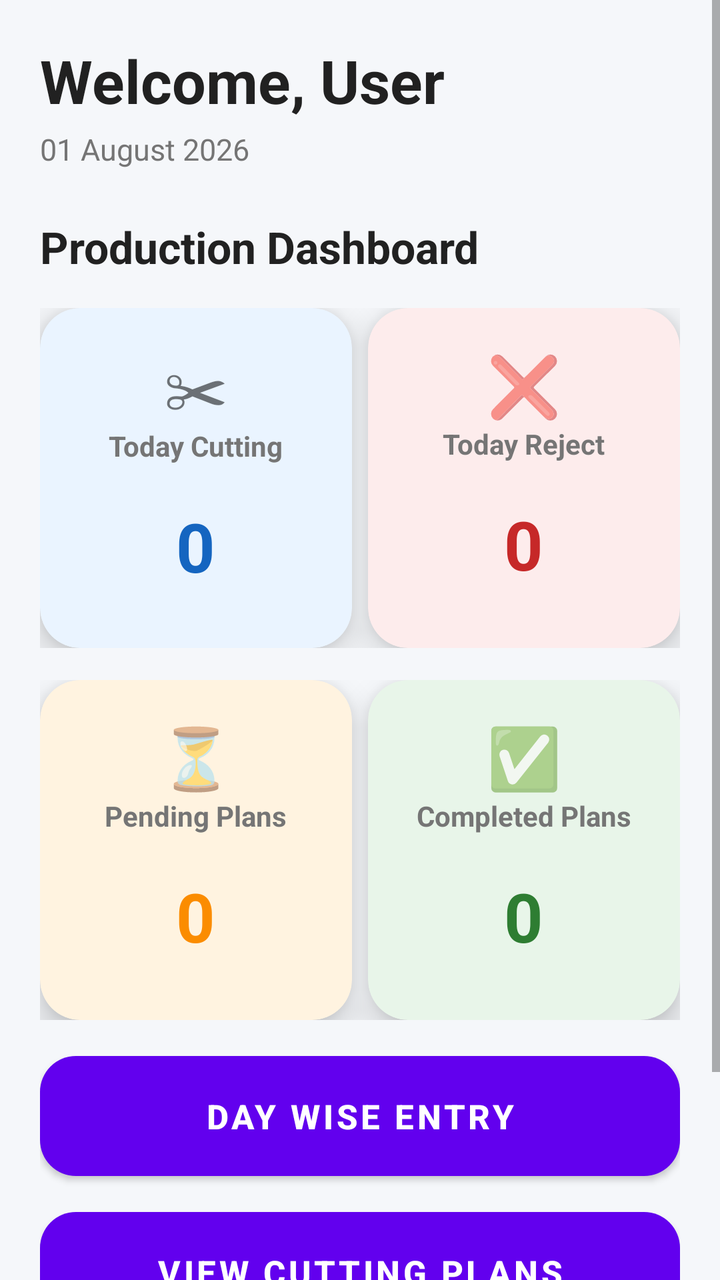
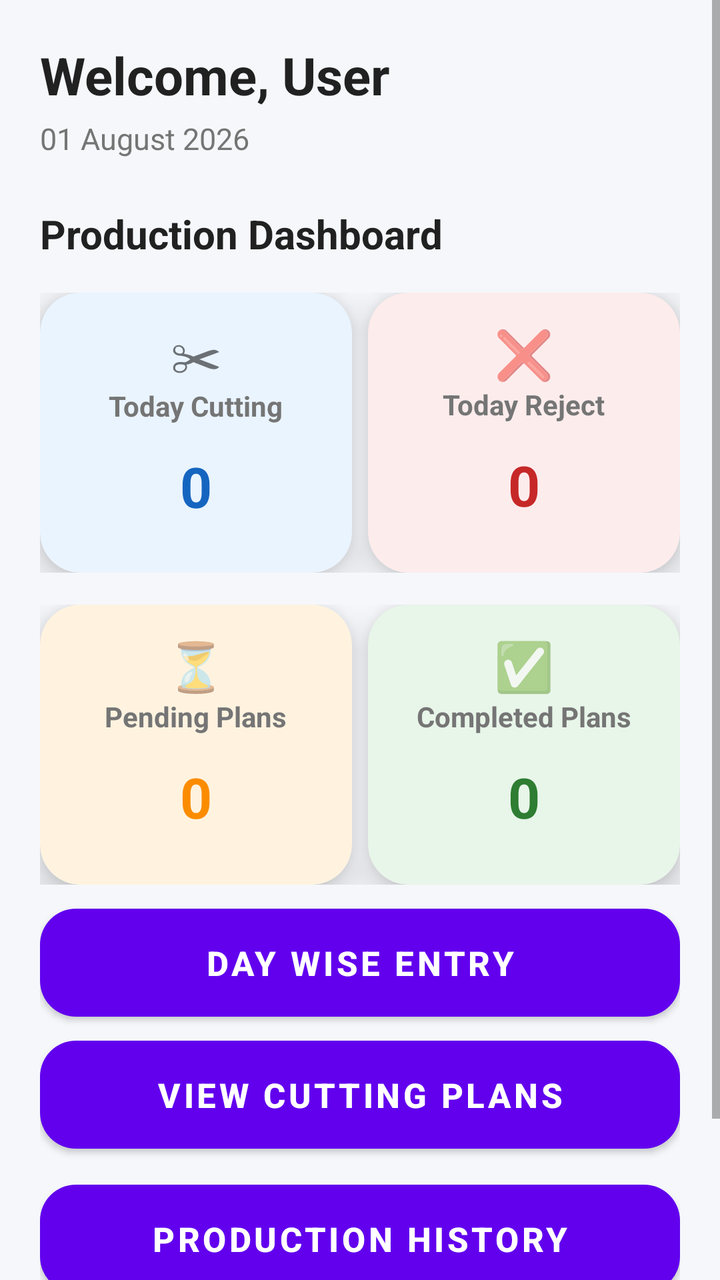

An Android layout rendered at two revisions. The XML below is the earlier revision; the diff shows what the commit changed to produce the second picture.
<!-- AndroidManifest.xml: application theme Theme.MyApplication -->
<!-- res/layout/activity_cutting_home.xml -->
<?xml version="1.0" encoding="utf-8"?>
<ScrollView xmlns:android="http://schemas.android.com/apk/res/android"
    xmlns:app="http://schemas.android.com/apk/res-auto"
    android:layout_width="match_parent"
    android:layout_height="match_parent"
    android:background="@color/screenBackground"
    android:fillViewport="true">

    <LinearLayout
        android:layout_width="match_parent"
        android:layout_height="wrap_content"
        android:orientation="vertical"
        android:padding="20dp">

        <TextView
            android:id="@+id/tvWelcome"
            android:layout_width="wrap_content"
            android:layout_height="wrap_content"
            android:text="Welcome, User"
            android:textColor="@color/textPrimary"
            android:textSize="30sp"
            android:textStyle="bold"/>

        <TextView
            android:id="@+id/tvDate"
            android:layout_width="wrap_content"
            android:layout_height="wrap_content"
            android:layout_marginTop="4dp"
            android:text="01 August 2026"
            android:textColor="@color/textSecondary"
            android:textSize="15sp"/>

        <TextView
            android:layout_width="wrap_content"
            android:layout_height="wrap_content"
            android:layout_marginTop="24dp"
            android:layout_marginBottom="16dp"
            android:text="Production Dashboard"
            android:textStyle="bold"
            android:textColor="@color/textPrimary"
            android:textSize="22sp"/>

        <LinearLayout
            android:layout_width="match_parent"
            android:layout_height="wrap_content"
            android:orientation="horizontal"
            android:weightSum="2">




            <com.google.android.material.card.MaterialCardView
                android:layout_width="0dp"
                android:layout_height="170dp"
                android:layout_weight="1"
                android:layout_marginEnd="8dp"
                app:cardCornerRadius="20dp"
                app:cardElevation="10dp"
                app:cardBackgroundColor="@color/blueCard"
                >

                <LinearLayout
                    android:layout_width="match_parent"
                    android:layout_height="match_parent"
                    android:gravity="center_horizontal"
                    android:orientation="vertical"
                    android:padding="18dp">

                    <TextView
                        android:layout_width="wrap_content"
                        android:layout_height="wrap_content"
                        android:text="✂"
                        android:textSize="30sp"/>

                    <TextView
                        android:layout_width="wrap_content"
                        android:layout_height="wrap_content"
                        android:text="Today Cutting"
                        android:textColor="@color/textSecondary"
                        android:textStyle="bold"
                        android:textSize="14sp"/>

                    <TextView
                        android:id="@+id/tvTodayCutting"
                        android:layout_width="wrap_content"
                        android:layout_height="wrap_content"
                        android:layout_marginTop="18dp"
                        android:text="0"
                        android:textColor="@color/primary"
                        android:textSize="34sp"
                        android:textStyle="bold"/>

                </LinearLayout>

            </com.google.android.material.card.MaterialCardView>



            <com.google.android.material.card.MaterialCardView
                android:layout_width="0dp"
                android:layout_height="170dp"
                android:layout_weight="1"
                app:cardCornerRadius="20dp"
                app:cardElevation="10dp"
                app:cardBackgroundColor="@color/redCard"
                >

                <LinearLayout
                    android:layout_width="match_parent"
                    android:layout_height="match_parent"
                    android:gravity="center_horizontal"
                    android:orientation="vertical"
                    android:padding="18dp">

                    <TextView
                        android:layout_width="wrap_content"
                        android:layout_height="wrap_content"
                        android:text="❌"
                        android:textSize="30sp"/>

                    <TextView
                        android:layout_width="wrap_content"
                        android:layout_height="wrap_content"
                        android:text="Today Reject"
                        android:textColor="@color/textSecondary"
                        android:textStyle="bold"
                        android:textSize="14sp"/>

                    <TextView
                        android:id="@+id/tvTodayReject"
                        android:layout_width="wrap_content"
                        android:layout_height="wrap_content"
                        android:layout_marginTop="18dp"
                        android:text="0"
                        android:textColor="@color/danger"
                        android:textSize="34sp"
                        android:textStyle="bold"/>

                </LinearLayout>

            </com.google.android.material.card.MaterialCardView>

        </LinearLayout>



        

        <LinearLayout
            android:layout_width="match_parent"
            android:layout_height="wrap_content"
            android:layout_marginTop="16dp"
            android:orientation="horizontal"
            android:weightSum="2">

            <com.google.android.material.card.MaterialCardView
                android:layout_width="0dp"
                android:layout_height="170dp"
                android:layout_weight="1"
                android:layout_marginEnd="8dp"
                app:cardBackgroundColor="@color/orangeCard"
                app:cardCornerRadius="20dp"
                app:cardElevation="10dp">

                <LinearLayout
                    android:layout_width="match_parent"
                    android:layout_height="match_parent"
                    android:gravity="center_horizontal"
                    android:orientation="vertical"
                    android:padding="18dp">

                    <TextView
                        android:layout_width="wrap_content"
                        android:layout_height="wrap_content"
                        android:text="⏳"
                        android:textSize="30sp"/>

                    <TextView
                        android:layout_width="wrap_content"
                        android:layout_height="wrap_content"
                        android:text="Pending Plans"
                        android:textColor="@color/textSecondary"
                        android:textStyle="bold"
                        android:textSize="14sp"/>

                    <TextView
                        android:id="@+id/tvPendingPlans"
                        android:layout_width="wrap_content"
                        android:layout_height="wrap_content"
                        android:layout_marginTop="18dp"
                        android:text="0"
                        android:textColor="#FB8C00"
                        android:textSize="34sp"
                        android:textStyle="bold"/>

                </LinearLayout>

            </com.google.android.material.card.MaterialCardView>

            <com.google.android.material.card.MaterialCardView
                android:layout_width="0dp"
                android:layout_height="170dp"
                android:layout_weight="1"
                app:cardBackgroundColor="@color/greenCard"
                app:cardCornerRadius="20dp"
                app:cardElevation="10dp">

                <LinearLayout
                    android:layout_width="match_parent"
                    android:layout_height="match_parent"
                    android:gravity="center_horizontal"
                    android:orientation="vertical"
                    android:padding="18dp">

                    <TextView
                        android:layout_width="wrap_content"
                        android:layout_height="wrap_content"
                        android:text="✅"
                        android:textSize="30sp"/>

                    <TextView
                        android:layout_width="wrap_content"
                        android:layout_height="wrap_content"
                        android:text="Completed Plans"
                        android:textColor="@color/textSecondary"
                        android:textStyle="bold"
                        android:textSize="14sp"/>

                    <TextView
                        android:id="@+id/tvCompletedPlans"
                        android:layout_width="wrap_content"
                        android:layout_height="wrap_content"
                        android:layout_marginTop="18dp"
                        android:text="0"
                        android:textColor="#2E7D32"
                        android:textSize="34sp"
                        android:textStyle="bold"/>

                </LinearLayout>

            </com.google.android.material.card.MaterialCardView>

        </LinearLayout>
        

        <com.google.android.material.button.MaterialButton
            android:id="@+id/btnDayWiseEntry"
            android:layout_width="match_parent"

            android:text="Day Wise Entry"
            app:cornerRadius="14dp"


            android:background="@drawable/bg_primary_button"

            android:textColor="@android:color/white"

            android:textStyle="bold"

            android:textSize="17sp"

            android:layout_height="60dp"

            android:layout_marginTop="18dp"

           />

        <com.google.android.material.button.MaterialButton
            android:id="@+id/btnPlanList"
            android:layout_width="match_parent"

            android:text="View Cutting Plans"
            app:cornerRadius="14dp"

            android:background="@drawable/bg_primary_button"

            android:textColor="@android:color/white"

            android:textStyle="bold"

            android:textSize="17sp"

            android:layout_height="60dp"

            android:layout_marginTop="18dp"

            />

        <com.google.android.material.button.MaterialButton
            android:id="@+id/btnLogout"
            android:background="@drawable/bg_logout_button"
            android:layout_width="match_parent"
            android:text="Logout"
            app:cornerRadius="14dp"
            android:textColor="@android:color/white"
            android:textStyle="bold"
            android:textSize="17sp"
            android:layout_height="60dp"
            android:layout_marginTop="18dp"
            />

    </LinearLayout>

</ScrollView>
<!-- resources referenced by this layout -->
<resources>
  <color name="blueCard">#EAF4FF</color>
  <color name="danger">#C62828</color>
  <color name="greenCard">#E8F5E9</color>
  <color name="orangeCard">#FFF3E0</color>
  <color name="primary">#1565C0</color>
  <color name="redCard">#FDECEC</color>
  <color name="screenBackground">#F5F7FA</color>
  <color name="textPrimary">#212121</color>
  <color name="textSecondary">#757575</color>
  <!-- drawable bg_logout_button (drawable) -->
  <?xml version="1.0" encoding="utf-8"?>
  <shape xmlns:android="http://schemas.android.com/apk/res/android">
  
      <solid
          android:color="#C62828"/>
  
      <corners
          android:radius="18dp"/>
  
  </shape>
  <!-- drawable bg_primary_button (drawable) -->
  <?xml version="1.0" encoding="utf-8"?>
  <shape xmlns:android="http://schemas.android.com/apk/res/android">
  
      <solid
          android:color="#1565C0"/>
  
      <corners
          android:radius="18dp"/>
  
  </shape>
  <style name="Theme.MyApplication" parent="Theme.MaterialComponents.DayNight.NoActionBar">
          
          <item name="colorPrimary">@color/purple_500</item>
          <item name="colorPrimaryVariant">@color/purple_700</item>
          <item name="colorOnPrimary">@color/white</item>
          
          <item name="colorSecondary">@color/teal_200</item>
          <item name="colorSecondaryVariant">@color/teal_700</item>
          <item name="colorOnSecondary">@color/black</item>
          
          <item name="android:statusBarColor">?attr/colorPrimaryVariant</item>
          
      </style>
  <color name="purple_500">#FF6200EE</color>
  <color name="purple_700">#FF3700B3</color>
  <color name="white">#FFFFFF</color>
  <color name="teal_200">#FF03DAC5</color>
  <color name="teal_700">#FF018786</color>
  <color name="black">#FF000000</color>
</resources>

<!-- the commit's change to res/layout/activity_cutting_home.xml (unified diff, before → after) -->
@@ -18,7 +18,7 @@
             android:layout_height="wrap_content"
             android:text="Welcome, User"
             android:textColor="@color/textPrimary"
-            android:textSize="30sp"
+            android:textSize="26sp"
             android:textStyle="bold"/>
 
         <TextView
@@ -38,7 +38,7 @@
             android:text="Production Dashboard"
             android:textStyle="bold"
             android:textColor="@color/textPrimary"
-            android:textSize="22sp"/>
+            android:textSize="20sp"/>
 
         <LinearLayout
             android:layout_width="match_parent"
@@ -51,7 +51,7 @@
 
             <com.google.android.material.card.MaterialCardView
                 android:layout_width="0dp"
-                android:layout_height="170dp"
+                android:layout_height="140dp"
                 android:layout_weight="1"
                 android:layout_marginEnd="8dp"
                 app:cardCornerRadius="20dp"
@@ -64,13 +64,13 @@
                     android:layout_height="match_parent"
                     android:gravity="center_horizontal"
                     android:orientation="vertical"
-                    android:padding="18dp">
+                    android:padding="14dp">
 
                     <TextView
                         android:layout_width="wrap_content"
                         android:layout_height="wrap_content"
                         android:text="✂"
-                        android:textSize="30sp"/>
+                        android:textSize="24sp"/>
 
                     <TextView
                         android:layout_width="wrap_content"
@@ -84,10 +84,10 @@
                         android:id="@+id/tvTodayCutting"
                         android:layout_width="wrap_content"
                         android:layout_height="wrap_content"
-                        android:layout_marginTop="18dp"
+                        android:layout_marginTop="12dp"
                         android:text="0"
                         android:textColor="@color/primary"
-                        android:textSize="34sp"
+                        android:textSize="28sp"
                         android:textStyle="bold"/>
 
                 </LinearLayout>
@@ -98,7 +98,7 @@
 
             <com.google.android.material.card.MaterialCardView
                 android:layout_width="0dp"
-                android:layout_height="170dp"
+                android:layout_height="140dp"
                 android:layout_weight="1"
                 app:cardCornerRadius="20dp"
                 app:cardElevation="10dp"
@@ -110,13 +110,13 @@
                     android:layout_height="match_parent"
                     android:gravity="center_horizontal"
                     android:orientation="vertical"
-                    android:padding="18dp">
+                    android:padding="14dp">
 
                     <TextView
                         android:layout_width="wrap_content"
                         android:layout_height="wrap_content"
                         android:text="❌"
-                        android:textSize="30sp"/>
+                        android:textSize="24sp"/>
 
                     <TextView
                         android:layout_width="wrap_content"
@@ -130,10 +130,10 @@
                         android:id="@+id/tvTodayReject"
                         android:layout_width="wrap_content"
                         android:layout_height="wrap_content"
-                        android:layout_marginTop="18dp"
+                        android:layout_marginTop="12dp"
                         android:text="0"
                         android:textColor="@color/danger"
-                        android:textSize="34sp"
+                        android:textSize="28sp"
                         android:textStyle="bold"/>
 
                 </LinearLayout>
@@ -155,7 +155,7 @@
 
             <com.google.android.material.card.MaterialCardView
                 android:layout_width="0dp"
-                android:layout_height="170dp"
+                android:layout_height="140dp"
                 android:layout_weight="1"
                 android:layout_marginEnd="8dp"
                 app:cardBackgroundColor="@color/orangeCard"
@@ -167,13 +167,13 @@
                     android:layout_height="match_parent"
                     android:gravity="center_horizontal"
                     android:orientation="vertical"
-                    android:padding="18dp">
+                    android:padding="14dp">
 
                     <TextView
                         android:layout_width="wrap_content"
                         android:layout_height="wrap_content"
                         android:text="⏳"
-                        android:textSize="30sp"/>
+                        android:textSize="24sp"/>
 
                     <TextView
                         android:layout_width="wrap_content"
@@ -187,10 +187,10 @@
                         android:id="@+id/tvPendingPlans"
                         android:layout_width="wrap_content"
                         android:layout_height="wrap_content"
-                        android:layout_marginTop="18dp"
+                        android:layout_marginTop="12dp"
                         android:text="0"
                         android:textColor="#FB8C00"
-                        android:textSize="34sp"
+                        android:textSize="28sp"
                         android:textStyle="bold"/>
 
                 </LinearLayout>
@@ -199,7 +199,7 @@
 
             <com.google.android.material.card.MaterialCardView
                 android:layout_width="0dp"
-                android:layout_height="170dp"
+                android:layout_height="140dp"
                 android:layout_weight="1"
                 app:cardBackgroundColor="@color/greenCard"
                 app:cardCornerRadius="20dp"
@@ -210,13 +210,13 @@
                     android:layout_height="match_parent"
                     android:gravity="center_horizontal"
                     android:orientation="vertical"
-                    android:padding="18dp">
+                    android:padding="14dp">
 
                     <TextView
                         android:layout_width="wrap_content"
                         android:layout_height="wrap_content"
                         android:text="✅"
-                        android:textSize="30sp"/>
+                        android:textSize="24sp"/>
 
                     <TextView
                         android:layout_width="wrap_content"
@@ -230,10 +230,10 @@
                         android:id="@+id/tvCompletedPlans"
                         android:layout_width="wrap_content"
                         android:layout_height="wrap_content"
-                        android:layout_marginTop="18dp"
+                        android:layout_marginTop="12dp"
                         android:text="0"
                         android:textColor="#2E7D32"
-                        android:textSize="34sp"
+                        android:textSize="28sp"
                         android:textStyle="bold"/>
 
                 </LinearLayout>
@@ -259,9 +259,9 @@
 
             android:textSize="17sp"
 
-            android:layout_height="60dp"
-
-            android:layout_marginTop="18dp"
+            android:layout_height="54dp"
+
+            android:layout_marginTop="12dp"
 
            />
 
@@ -280,11 +280,23 @@
 
             android:textSize="17sp"
 
-            android:layout_height="60dp"
-
+            android:layout_height="54dp"
+
+            android:layout_marginTop="12dp"
+
+            />
+
+        <com.google.android.material.button.MaterialButton
+            android:id="@+id/btnHistory"
+            android:layout_width="match_parent"
+            android:layout_height="54dp"
             android:layout_marginTop="18dp"
-
-            />
+            android:background="@drawable/bg_primary_button"
+            android:text="Production History"
+            android:textColor="@android:color/white"
+            android:textStyle="bold"
+            android:textSize="17sp"
+            app:cornerRadius="14dp"/>
 
         <com.google.android.material.button.MaterialButton
             android:id="@+id/btnLogout"
@@ -295,8 +307,8 @@
             android:textColor="@android:color/white"
             android:textStyle="bold"
             android:textSize="17sp"
-            android:layout_height="60dp"
-            android:layout_marginTop="18dp"
+            android:layout_height="54dp"
+            android:layout_marginTop="12dp"
             />
 
     </LinearLayout>
